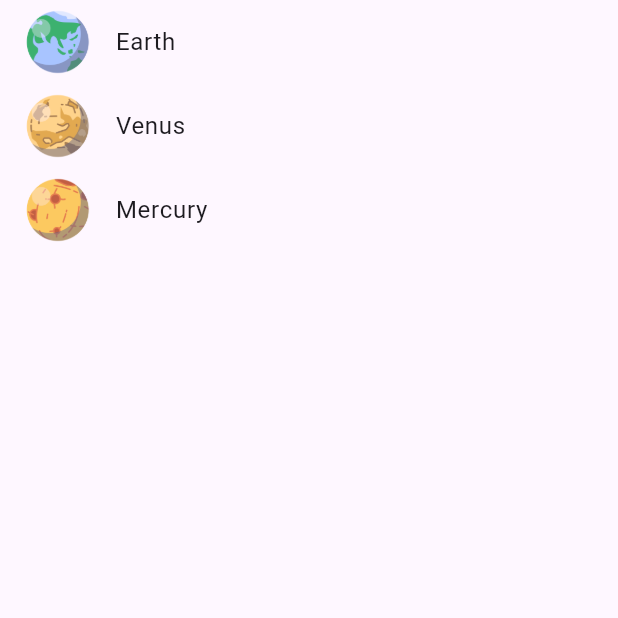
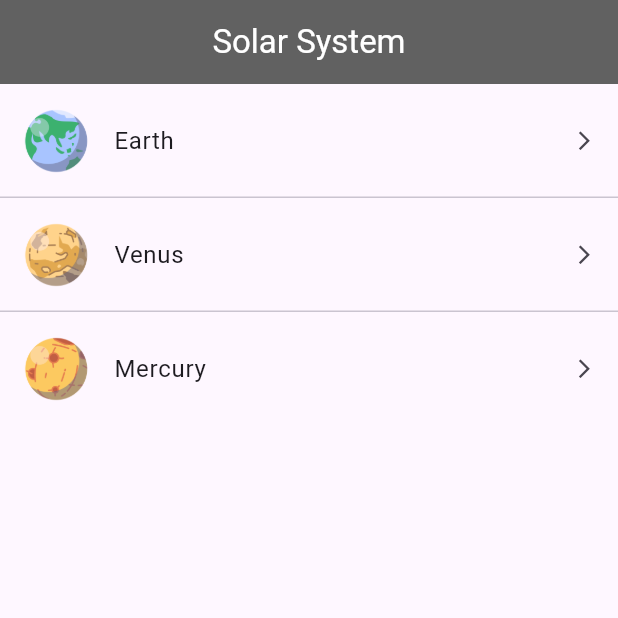
Before and after one commit to k0alita/solar-system-app, a Flutter app: the screen it shows after launch, on a phone screen of 412 x 824 dp, the top half of it. Run offline on Flutter 3.47's test engine with Material 3 defaults, Android fonts, the phone set to English and light mode, and no system bars.

Commit message:
Sprint 2: Appbar, Lineas divisoras entre elementos, Espaciado, Elemento > añadido

```diff
--- a/lib/screens/solar_screen.dart
+++ b/lib/screens/solar_screen.dart
@@ -10,24 +10,33 @@ class SolarScreen extends StatefulWidget {
 class _SolarScreenState extends State<SolarScreen> {
   Widget crearTile(String imagen, String texto) {
     return ListTile(
-      leading: Image.asset(
+      contentPadding: const EdgeInsets.symmetric(horizontal: 15.0, vertical: 10.0),      leading: Image.asset(
         imagen,
         width: 45,
         height: 45,
       ),
       title: Text(texto),
+      trailing: const Icon(Icons.arrow_forward_ios, size: 15,),
     );
   }
 
   @override
   Widget build(BuildContext context) {
     return Scaffold(
+      appBar: AppBar(
+        title: const Text("Solar System", style: TextStyle(color: Colors.white)),
+        centerTitle: true,
+        backgroundColor: Colors.grey.shade700,
+      ),
       body: ListView(
-        children: [
-          crearTile("assets/images/earth.png", "Earth"),
-          crearTile("assets/images/venus.png", "Venus"),
-          crearTile("assets/images/mercury.png", "Mercury"),
-        ],
+        children: ListTile.divideTiles(
+          context: context,
+          tiles: [
+            crearTile("assets/images/earth.png", "Earth"),
+            crearTile("assets/images/venus.png", "Venus"),
+            crearTile("assets/images/mercury.png", "Mercury"),
+          ],
+        ).toList(),
       ),
     );
   }
```
